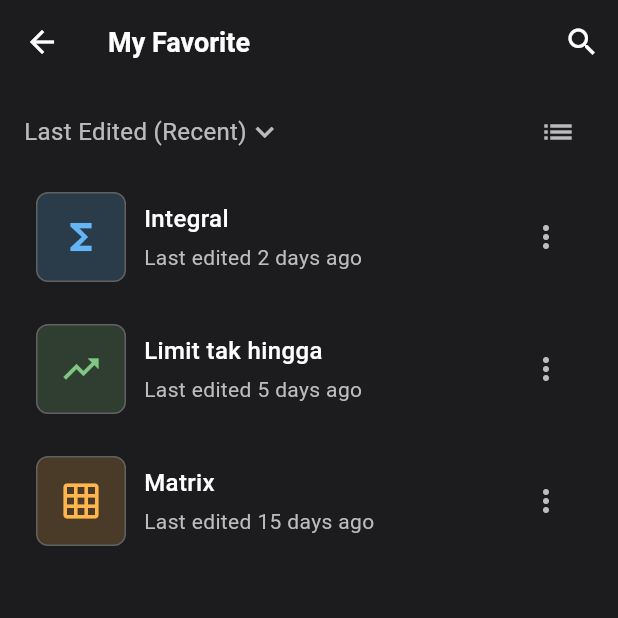
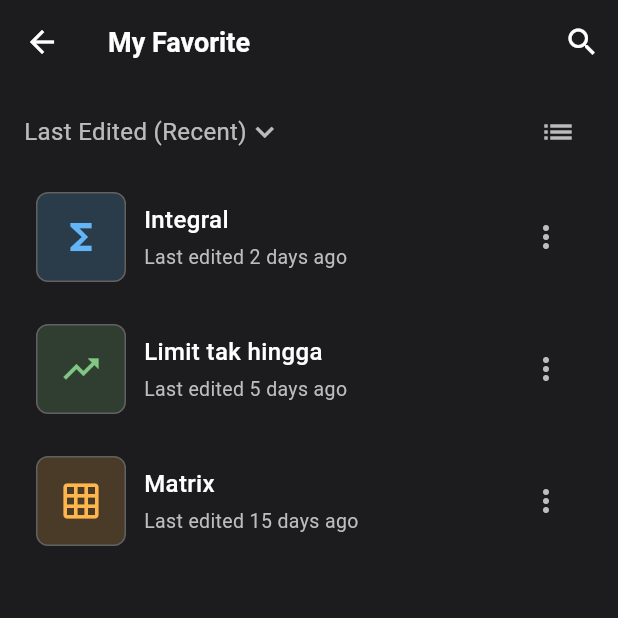
Before and after one commit to Au-Revoir5/NexNote, a Flutter app: the FavoritesPage screen opened directly, on a phone screen of 412 x 824 dp, the top half of it. Run offline on Flutter 3.47's test engine with Material 3 defaults, Android fonts, the light colour scheme and no system bars; our stand-ins replace google_fonts.

```diff
--- a/lib/landing/signup.dart
+++ b/lib/landing/signup.dart
@@ -95,14 +95,14 @@ class SignUpPage extends StatelessWidget {
                   ),
                   const SizedBox(height: 20),
 
-                  // ✅ Updated Sign Up button
                   ElevatedButton(
                     onPressed: () {
-                      Navigator.pushReplacement(
+                      Navigator.pushAndRemoveUntil(
                         context,
                         MaterialPageRoute(
                           builder: (context) => const BottomBar(),
                         ),
+                        (Route<dynamic> route) => false, // remove all previous routes
                       );
                     },
                     style: ElevatedButton.styleFrom(
--- a/lib/navigation/side_bar.dart
+++ b/lib/navigation/side_bar.dart
@@ -138,11 +138,10 @@ class SideBar extends StatelessWidget {
           TextButton(
             onPressed: () {
               Navigator.pop(context);
-              // Add your logout logic here
               Navigator.pushAndRemoveUntil(
                 context,
                 MaterialPageRoute(builder: (context) => LandingPage()),
-                (route) => false,
+                (Route<dynamic> route) => false // Remove all previous routes
               );
             },
             child: Text("Log Out", style: TextStyle(color: Colors.red)),
--- a/lib/side/favorites.dart
+++ b/lib/side/favorites.dart
@@ -19,7 +19,13 @@ class _FavoritesPageState extends State<FavoritesPage> {
 
   @override
   Widget build(BuildContext context) {
-    // Apply sorting logic before building UI
+    final width = MediaQuery.of(context).size.width;
+
+    // Adjust based on screen width (phones only)
+    final textScale = width < 360 ? 0.9 : 1.0;
+    final iconSize = width < 360 ? 20.0 : 24.0;
+    final padding = width < 360 ? 12.0 : 16.0;
+
     List<FavoriteItem> sortedItems = List.from(favoriteItems);
     _sortItems(sortedItems);
 
@@ -29,29 +35,29 @@ class _FavoritesPageState extends State<FavoritesPage> {
         backgroundColor: const Color(0xFF1C1C1E),
         elevation: 0,
         leading: IconButton(
-          icon: const Icon(Icons.arrow_back, color: Colors.white),
+          icon: Icon(Icons.arrow_back, color: Colors.white, size: iconSize),
           onPressed: () => Navigator.pop(context),
         ),
-        title: const Text(
+        title: Text(
           "My Favorite",
           style: TextStyle(
             color: Colors.white,
-            fontSize: 18,
+            fontSize: 18 * textScale,
             fontWeight: FontWeight.w600,
           ),
         ),
         actions: [
           IconButton(
-            icon: const Icon(Icons.search, color: Colors.white),
+            icon: Icon(Icons.search, color: Colors.white, size: iconSize),
             onPressed: () {},
           ),
         ],
       ),
       body: Column(
         children: [
-          // Sort + View toggle row
           Padding(
-            padding: const EdgeInsets.symmetric(horizontal: 16, vertical: 8),
+            padding:
+                EdgeInsets.symmetric(horizontal: padding, vertical: padding / 2),
             child: Row(
               children: [
                 Expanded(
@@ -59,11 +65,14 @@ class _FavoritesPageState extends State<FavoritesPage> {
                     onTap: _showSortOptions,
                     child: Row(
                       children: [
-                        Text(
+                        Flexible(
+                          child: Text(
                             sortBy,
-                          style: const TextStyle(
+                            style: TextStyle(
                               color: Colors.white70,
-                            fontSize: 16,
+                              fontSize: 16 * textScale,
+                            ),
+                            overflow: TextOverflow.ellipsis,
                           ),
                         ),
                         const Icon(Icons.keyboard_arrow_down,
@@ -76,6 +85,7 @@ class _FavoritesPageState extends State<FavoritesPage> {
                   icon: Icon(
                     isGridView ? Icons.grid_view : Icons.list,
                     color: Colors.white70,
+                    size: iconSize,
                   ),
                   onPressed: () {
                     setState(() {
@@ -86,19 +96,16 @@ class _FavoritesPageState extends State<FavoritesPage> {
               ],
             ),
           ),
-
-          // Content
           Expanded(
             child: isGridView
-                ? _buildGridView(sortedItems)
-                : _buildListView(sortedItems),
+                ? _buildGridView(sortedItems, width)
+                : _buildListView(sortedItems, textScale, iconSize),
           ),
         ],
       ),
     );
   }
 
-  /// Sorting options bottom sheet
   void _showSortOptions() {
     showModalBottomSheet(
       context: context,
@@ -107,7 +114,8 @@ class _FavoritesPageState extends State<FavoritesPage> {
         borderRadius: BorderRadius.vertical(top: Radius.circular(12)),
       ),
       builder: (context) {
-        return Container(
+        return SafeArea(
+          child: Container(
             padding: const EdgeInsets.symmetric(vertical: 20),
             child: Column(
               mainAxisSize: MainAxisSize.min,
@@ -117,12 +125,12 @@ class _FavoritesPageState extends State<FavoritesPage> {
                 _sortOption("Alphabetical"),
               ],
             ),
+          ),
         );
       },
     );
   }
 
-  /// Apply sorting logic based on `sortBy`
   void _sortItems(List<FavoriteItem> items) {
     switch (sortBy) {
       case "Last Edited (Recent)":
@@ -139,13 +147,11 @@ class _FavoritesPageState extends State<FavoritesPage> {
     }
   }
 
-  /// Extracts numeric value from “X days ago”
   int _extractDays(String text) {
     final match = RegExp(r'(\d+)').firstMatch(text);
     return match != null ? int.parse(match.group(1)!) : 0;
   }
 
-  /// Sort option tile
   Widget _sortOption(String option) {
     return ListTile(
       title: Text(option,
@@ -162,43 +168,44 @@ class _FavoritesPageState extends State<FavoritesPage> {
     );
   }
 
-  /// Grid view
-  Widget _buildGridView(List<FavoriteItem> items) {
+  Widget _buildGridView(List<FavoriteItem> items, double width) {
     return GridView.builder(
-      padding: const EdgeInsets.all(16),
+      padding: const EdgeInsets.all(12),
       gridDelegate: const SliverGridDelegateWithFixedCrossAxisCount(
         crossAxisCount: 2,
-        crossAxisSpacing: 16,
-        mainAxisSpacing: 16,
+        crossAxisSpacing: 10,
+        mainAxisSpacing: 10,
         childAspectRatio: 1.1,
       ),
       itemCount: items.length,
       itemBuilder: (context, index) {
         return FavoriteGridItemWidget(
           item: items[index],
-          onTap: () => print("Tapped on ${items[index].title}"),
+          onTap: () => print("Tapped ${items[index].title}"),
           onMenuTap: () => _showItemMenu(items[index]),
         );
       },
     );
   }
 
-  /// List view
-  Widget _buildListView(List<FavoriteItem> items) {
+
+  Widget _buildListView(
+      List<FavoriteItem> items, double textScale, double iconSize) {
     return ListView.builder(
       padding: const EdgeInsets.symmetric(horizontal: 16),
       itemCount: items.length,
       itemBuilder: (context, index) {
         return FavoriteItemWidget(
           item: items[index],
-          onTap: () => print("Tapped on ${items[index].title}"),
+          onTap: () => print("Tapped ${items[index].title}"),
           onMenuTap: () => _showItemMenu(items[index]),
+          textScale: textScale,
+          iconSize: iconSize,
         );
       },
     );
   }
 
-  /// Item menu
   void _showItemMenu(FavoriteItem item) {
     showModalBottomSheet(
       context: context,
@@ -207,7 +214,8 @@ class _FavoritesPageState extends State<FavoritesPage> {
         borderRadius: BorderRadius.vertical(top: Radius.circular(12)),
       ),
       builder: (context) {
-        return Container(
+        return SafeArea(
+          child: Container(
             padding: const EdgeInsets.symmetric(vertical: 20),
             child: Column(
               mainAxisSize: MainAxisSize.min,
@@ -220,8 +228,8 @@ class _FavoritesPageState extends State<FavoritesPage> {
                 ),
                 ListTile(
                   leading: const Icon(Icons.share, color: Colors.white),
-                title:
-                    const Text("Share", style: TextStyle(color: Colors.white)),
+                  title: const Text("Share",
+                      style: TextStyle(color: Colors.white)),
                   onTap: () => Navigator.pop(context),
                 ),
                 ListTile(
@@ -239,6 +247,7 @@ class _FavoritesPageState extends State<FavoritesPage> {
                 ),
               ],
             ),
+          ),
         );
       },
     );
@@ -253,10 +262,7 @@ class FavoriteItem {
   final String title;
   final String lastEdited;
 
-  FavoriteItem({
-    required this.title,
-    required this.lastEdited,
-  });
+  FavoriteItem({required this.title, required this.lastEdited});
 }
 
 class FavoriteGridItemWidget extends StatelessWidget {
@@ -300,7 +306,7 @@ class FavoriteGridItemWidget extends StatelessWidget {
                       const BorderRadius.vertical(top: Radius.circular(12)),
                 ),
                 child: Center(
-                  child: Icon(_getIcon(), color: _getColor(), size: 40),
+                  child: Icon(_getIcon(), color: _getColor(), size: 36),
                 ),
               ),
             ),
@@ -318,8 +324,8 @@ class FavoriteGridItemWidget extends StatelessWidget {
                           color: _getColor(),
                           borderRadius: BorderRadius.circular(4),
                         ),
-                        child:
-                            const Icon(Icons.bookmark, color: Colors.white, size: 12),
+                        child: const Icon(Icons.bookmark,
+                            color: Colors.white, size: 12),
                       ),
                       const SizedBox(width: 8),
                       Expanded(
@@ -387,12 +393,16 @@ class FavoriteItemWidget extends StatelessWidget {
   final FavoriteItem item;
   final VoidCallback onTap;
   final VoidCallback onMenuTap;
+  final double textScale;
+  final double iconSize;
 
   const FavoriteItemWidget({
     super.key,
     required this.item,
     required this.onTap,
     required this.onMenuTap,
+    required this.textScale,
+    required this.iconSize,
   });
 
   @override
@@ -417,7 +427,7 @@ class FavoriteItemWidget extends StatelessWidget {
                     width: 1,
                   ),
                 ),
-                child: Icon(_getIcon(), color: _getColor(), size: 28),
+                child: Icon(_getIcon(), color: _getColor(), size: iconSize + 4),
               ),
               const SizedBox(width: 12),
               Expanded(
@@ -426,9 +436,9 @@ class FavoriteItemWidget extends StatelessWidget {
                   children: [
                     Text(
                       item.title,
-                      style: const TextStyle(
+                      style: TextStyle(
                         color: Colors.white,
-                        fontSize: 16,
+                        fontSize: 16 * textScale,
                         fontWeight: FontWeight.w500,
                       ),
                     ),
@@ -437,14 +447,15 @@ class FavoriteItemWidget extends StatelessWidget {
                       "Last edited ${item.lastEdited}",
                       style: TextStyle(
                         color: Colors.grey[400],
-                        fontSize: 14,
+                        fontSize: 13 * textScale,
                       ),
                     ),
                   ],
                 ),
               ),
               IconButton(
-                icon: Icon(Icons.more_vert, color: Colors.grey[400]),
+                icon: Icon(Icons.more_vert,
+                    color: Colors.grey[400], size: iconSize),
                 onPressed: onMenuTap,
               ),
             ],
```
Also changed, not shown: lib/landing/landing.dart (+32 -43 lines), lib/landing/login.dart (+5 -3 lines), lib/navigation/bottom_bar.dart (+54 -16 lines), 1 other file. Lines whose indentation alone changed are shown as unchanged.
